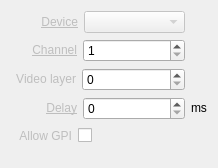
First picture: the form in Widgets/Inspector/InspectorOutputWidget.ui, repository CasparCG/client, before the edit.
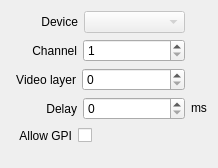
Second picture: the form after the edit.

```diff
--- a/Widgets/Inspector/InspectorOutputWidget.ui
+++ b/Widgets/Inspector/InspectorOutputWidget.ui
@@ -38,7 +38,7 @@
      <item>
       <widget class="QLabel" name="labelDeviceName">
        <property name="text">
-        <string>&lt;a href=&quot;Device&quot; style=&quot;color: #BEBEBE;&quot;&gt;Device&lt;/a&gt;</string>
+        <string>Device</string>
        </property>
        <property name="alignment">
         <set>Qt::AlignRight|Qt::AlignTrailing|Qt::AlignVCenter</set>
@@ -97,7 +97,7 @@
      <item>
       <widget class="QLabel" name="labelChannel">
        <property name="text">
-        <string>&lt;a href=&quot;Channel&quot; style=&quot;color: #BEBEBE;&quot;&gt;Channel&lt;/a&gt;</string>
+        <string>Channel</string>
        </property>
        <property name="alignment">
         <set>Qt::AlignRight|Qt::AlignTrailing|Qt::AlignVCenter</set>
@@ -159,7 +159,7 @@
      <item>
       <widget class="QLabel" name="labelVideolayer">
        <property name="text">
-        <string>&lt;a href=&quot;Video layer&quot; style=&quot;color: #BEBEBE;&quot;&gt;Video layer&lt;/a&gt;</string>
+        <string>Video layer</string>
        </property>
        <property name="alignment">
         <set>Qt::AlignRight|Qt::AlignTrailing|Qt::AlignVCenter</set>
@@ -218,7 +218,7 @@
      <item>
       <widget class="QLabel" name="labelDelay">
        <property name="text">
-        <string>&lt;a href=&quot;Delay&quot; style=&quot;color: #BEBEBE;&quot;&gt;Delay&lt;/a&gt;</string>
+        <string>Delay</string>
        </property>
        <property name="alignment">
         <set>Qt::AlignRight|Qt::AlignTrailing|Qt::AlignVCenter</set>
@@ -274,7 +274,7 @@
      <item>
       <widget class="QLabel" name="labelAllowGpi">
        <property name="text">
-        <string>&lt;a href=&quot;Allow GPI&quot; style=&quot;color: #BEBEBE;&quot;&gt;Allow GPI&lt;/a&gt;</string>
+        <string>Allow GPI</string>
        </property>
        <property name="alignment">
         <set>Qt::AlignRight|Qt::AlignTrailing|Qt::AlignVCenter</set>
```
Left out of the diff: 64 changed lines with no effect on the pictures.
